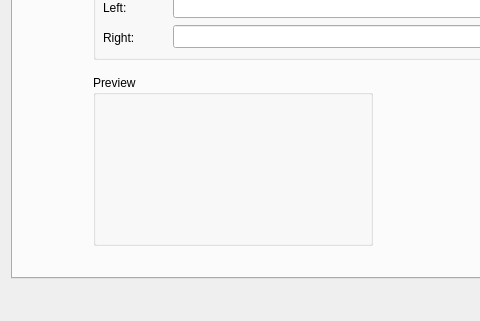
Old version of the form gui/mainwindow.ui in the repository mamay/OpenDCP; both pictures show x 0 to 480 and y 551 to 872 of the 800 by 872 pixel window.
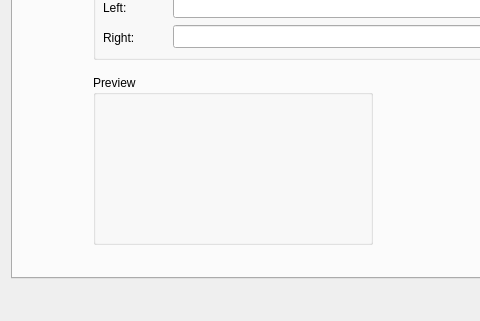
New version of the form. Icons and pictures are not drawn.

Commit message: added image preview

Patch:
```diff
--- a/gui/mainwindow.ui
+++ b/gui/mainwindow.ui
@@ -852,7 +852,7 @@
              <x>80</x>
              <y>570</y>
              <width>280</width>
-             <height>171</height>
+             <height>170</height>
             </rect>
            </property>
            <property name="title">
@@ -861,12 +861,18 @@
            <widget class="QLabel" name="previewLabel">
             <property name="geometry">
              <rect>
-              <x>12</x>
-              <y>30</y>
-              <width>256</width>
-              <height>135</height>
+              <x>5</x>
+              <y>22</y>
+              <width>270</width>
+              <height>143</height>
              </rect>
             </property>
+            <property name="sizePolicy">
+             <sizepolicy hsizetype="Fixed" vsizetype="Fixed">
+              <horstretch>0</horstretch>
+              <verstretch>0</verstretch>
+             </sizepolicy>
+            </property>
             <property name="text">
              <string/>
             </property>
```
Left out of the diff: 4 changed lines with no effect on the pictures. The commit also changes 1 other file.
